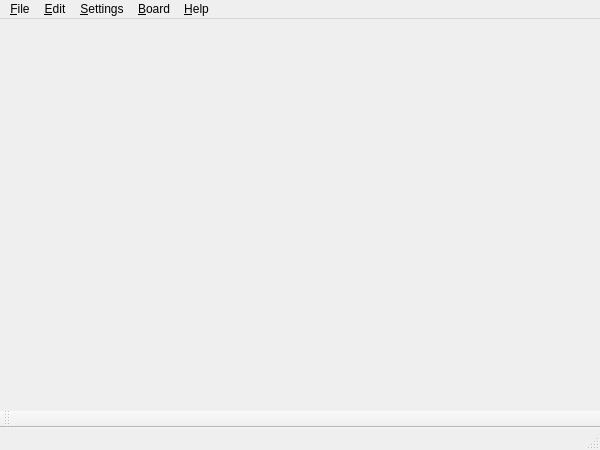
Above: OpenBoard/mainwindow.ui from ITAAcademy/OpenBoard before the change. Below: the same form after it.
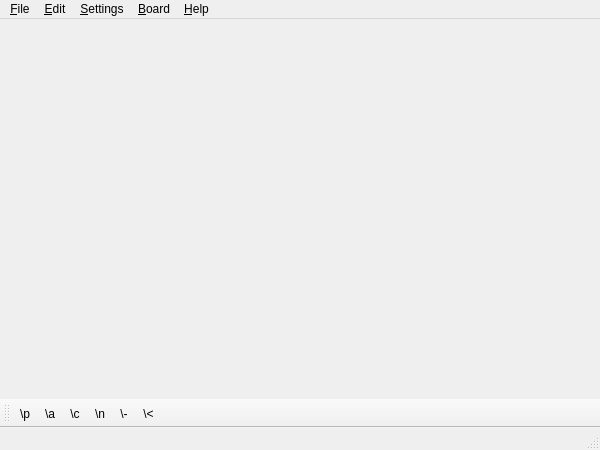
That is the form after the change.

Commit message: add toolBar. Add comment's

The edit to the form file:
```diff
--- a/OpenBoard/mainwindow.ui
+++ b/OpenBoard/mainwindow.ui
@@ -86,6 +86,12 @@
    <attribute name="toolBarBreak">
     <bool>false</bool>
    </attribute>
+   <addaction name="action_delayTB"/>
+   <addaction name="action_clearTB"/>
+   <addaction name="action_colorTB"/>
+   <addaction name="action_backTB"/>
+   <addaction name="action_crossTB"/>
+   <addaction name="action_animatedTB"/>
   </widget>
   <widget class="QStatusBar" name="statusBar"/>
   <action name="action_New">
@@ -218,6 +224,42 @@
     <string>&amp;About</string>
    </property>
   </action>
+  <action name="action_delayTB">
+   <property name="text">
+    <string>\p</string>
+   </property>
+   <property name="toolTip">
+    <string>Pause</string>
+   </property>
+  </action>
+  <action name="action_clearTB">
+   <property name="text">
+    <string>\a</string>
+   </property>
+   <property name="toolTip">
+    <string>a</string>
+   </property>
+  </action>
+  <action name="action_colorTB">
+   <property name="text">
+    <string>\c</string>
+   </property>
+  </action>
+  <action name="action_backTB">
+   <property name="text">
+    <string>\n</string>
+   </property>
+  </action>
+  <action name="action_crossTB">
+   <property name="text">
+    <string>\-</string>
+   </property>
+  </action>
+  <action name="action_animatedTB">
+   <property name="text">
+    <string>\&lt;</string>
+   </property>
+  </action>
  </widget>
  <layoutdefault spacing="6" margin="11"/>
  <resources/>
```
The commit also changes 1 other file.
